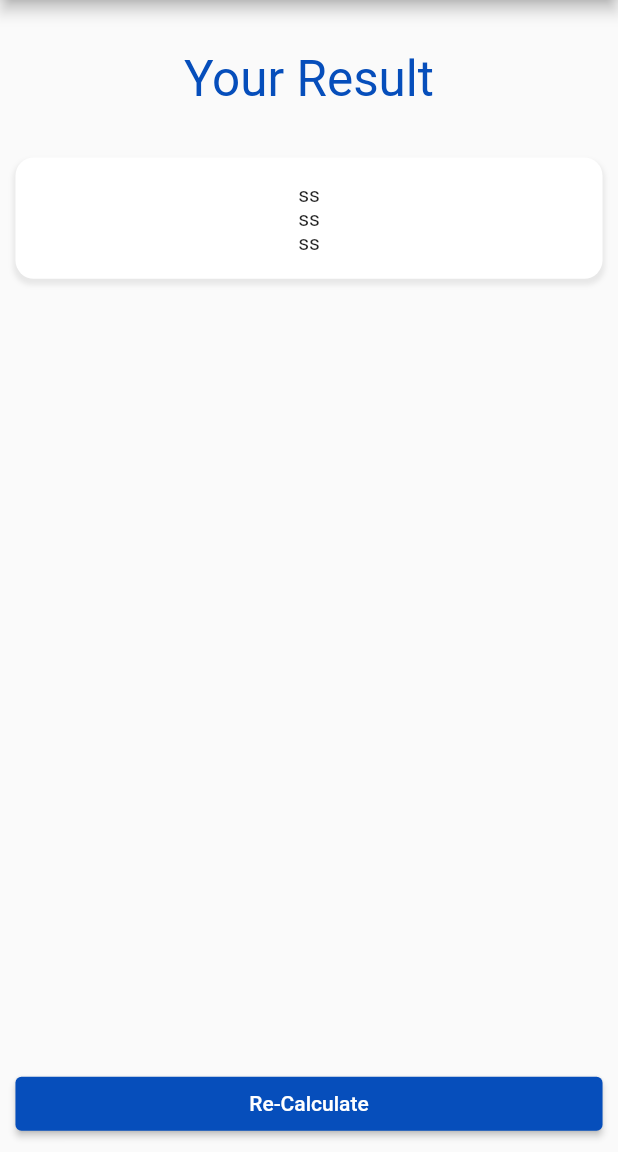
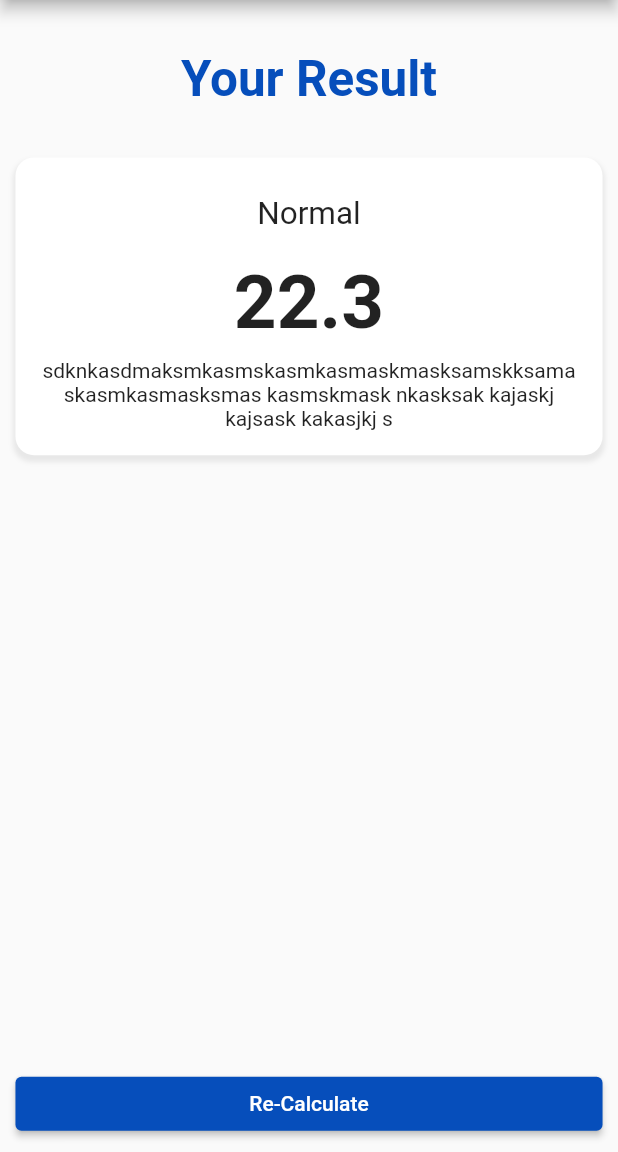
Before and after one commit to shahzebnaqvi/Medical_App, a Flutter app: the Bmi_Result screen opened directly, on a phone screen of 412 x 824 dp, the part 84-1236 px from its top. Run offline on Flutter 3.47's test engine with Material 2 defaults, Android fonts, the phone set to English and light mode, and no system bars; our stand-ins replace carousel_slider, get.

Commit message:
bmi calculate result file

```diff
--- a/lib/Screens/additionaltools/additionalsubscreens/bmi_result.dart
+++ b/lib/Screens/additionaltools/additionalsubscreens/bmi_result.dart
@@ -33,7 +33,8 @@ class _Bmi_ResultState extends State<Bmi_Result> {
               "Your Result",
               style: TextStyle(
                   fontSize: MediaQuery.of(context).size.width * 0.08,
-                  color: Constants.mainColor),
+                  color: Constants.mainColor,
+                  fontWeight: FontWeight.bold),
             ),
           ),
           Container(
@@ -54,7 +55,32 @@ class _Bmi_ResultState extends State<Bmi_Result> {
                 MediaQuery.of(context).size.width * 0.04,
               ),
               width: MediaQuery.of(context).size.width * 0.95,
-              child: Column(children: [Text("ss"), Text("ss"), Text("ss")])),
+              child: Column(children: [
+                Padding(
+                  padding:
+                      EdgeInsets.all(MediaQuery.of(context).size.width * 0.021),
+                  child: Text(
+                    "Normal",
+                    style: TextStyle(
+                        fontSize: MediaQuery.of(context).size.width * 0.051),
+                  ),
+                ),
+                Padding(
+                  padding:
+                      EdgeInsets.all(MediaQuery.of(context).size.width * 0.021),
+                  child: Text(
+                    "22.3",
+                    style: TextStyle(
+                        fontSize: MediaQuery.of(context).size.width * 0.121,
+                        fontWeight: FontWeight.bold),
+                  ),
+                ),
+                Text(
+                  "sdknkasdmaksmkasmskasmkasmaskmasksamskksamaskasmkasmasksmas kasmskmask nkasksak kajaskj kajsask kakasjkj s",
+                  style: TextStyle(),
+                  textAlign: TextAlign.center,
+                ),
+              ])),
           Expanded(
             child: Align(
               alignment: Alignment.bottomCenter,
--- a/lib/Widgets/home_widgets.dart
+++ b/lib/Widgets/home_widgets.dart
@@ -87,6 +87,7 @@ Widget containericonsmall(context, iconname, icontext, backgroundcolor) {
             style: TextStyle(
                 color: Constants.mainColor,
                 fontSize: MediaQuery.of(context).size.width * 0.03),
+            textAlign: TextAlign.center,
           ),
         )
       ],
```
